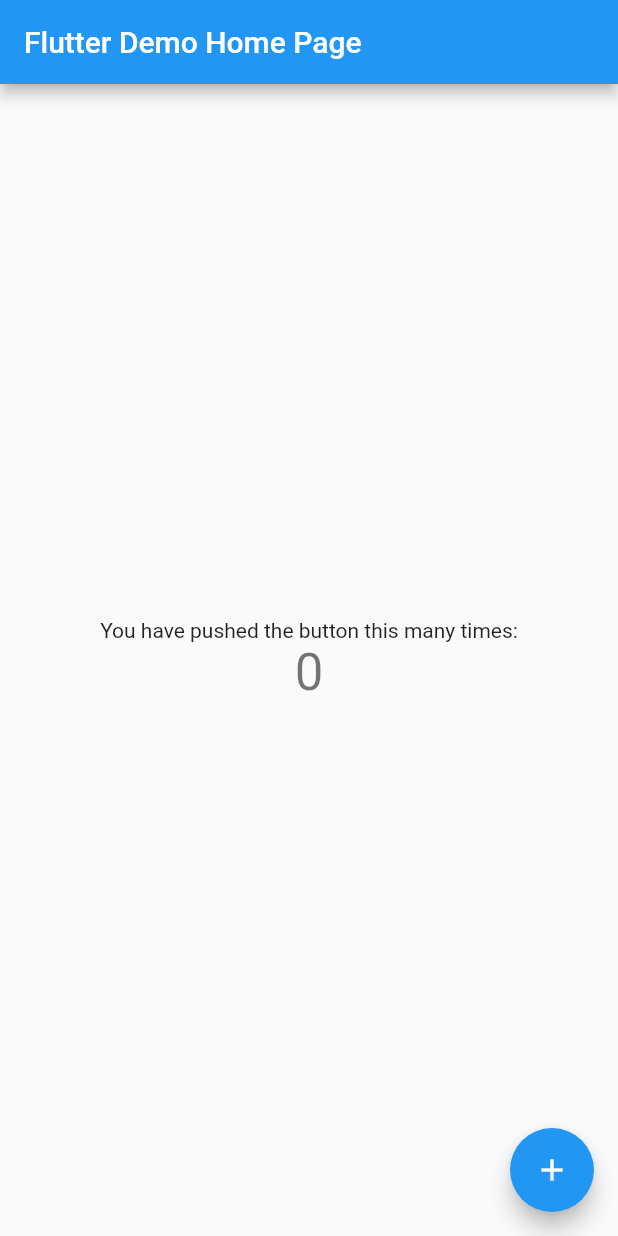
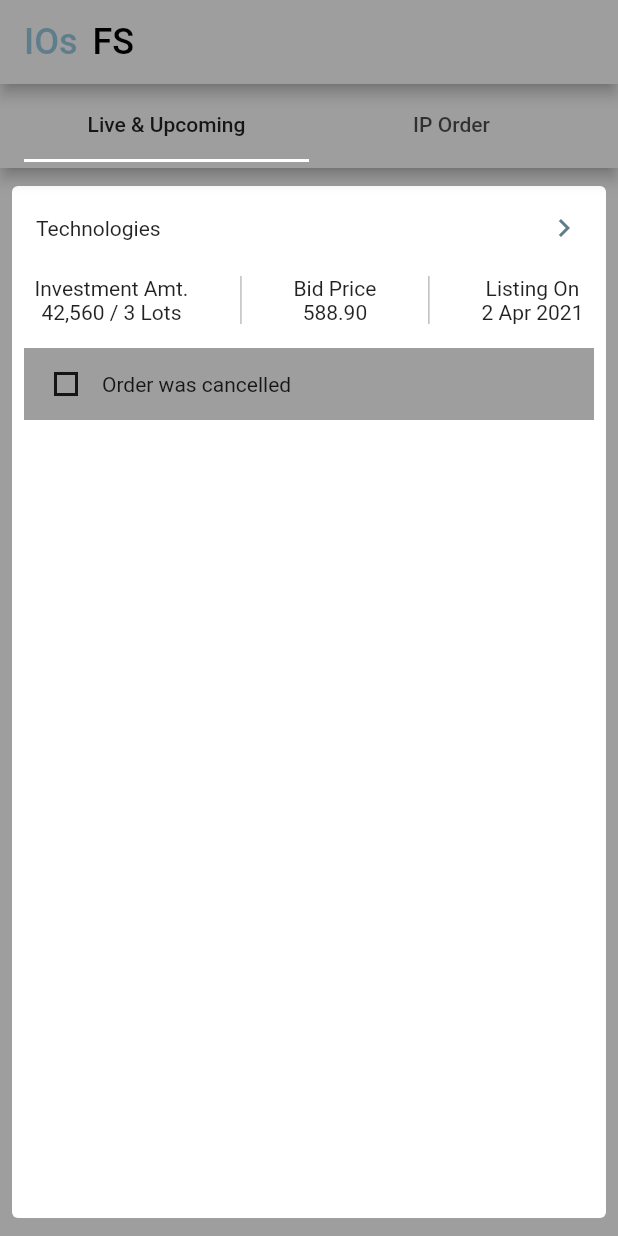
Before and after one commit to variaankitb/page_design, a Flutter app: the screen it shows after launch, on a phone screen of 412 x 824 dp. Run offline on Flutter 3.47's test engine with Material 2 defaults, Android fonts, the phone set to English and light mode, and no system bars.

Commit message:
- Flutter Design

```diff
--- a/lib/main.dart
+++ b/lib/main.dart
@@ -1,4 +1,5 @@
 import 'package:flutter/material.dart';
+import 'package:page_design/pages/home_page.dart';
 
 void main() {
   runApp(MyApp());
@@ -11,103 +12,9 @@ class MyApp extends StatelessWidget {
     return MaterialApp(
       title: 'Flutter Demo',
       theme: ThemeData(
-        // This is the theme of your application.
-        //
-        // Try running your application with "flutter run". You'll see the
-        // application has a blue toolbar. Then, without quitting the app, try
-        // changing the primarySwatch below to Colors.green and then invoke
-        // "hot reload" (press "r" in the console where you ran "flutter run",
-        // or simply save your changes to "hot reload" in a Flutter IDE).
-        // Notice that the counter didn't reset back to zero; the application
-        // is not restarted.
-        primarySwatch: Colors.blue,
+        primarySwatch: Colors.grey,
       ),
-      home: MyHomePage(title: 'Flutter Demo Home Page'),
+      home: HomePage()
     );
   }
 }
-
-class MyHomePage extends StatefulWidget {
-  MyHomePage({Key? key, required this.title}) : super(key: key);
-
-  // This widget is the home page of your application. It is stateful, meaning
-  // that it has a State object (defined below) that contains fields that affect
-  // how it looks.
-
-  // This class is the configuration for the state. It holds the values (in this
-  // case the title) provided by the parent (in this case the App widget) and
-  // used by the build method of the State. Fields in a Widget subclass are
-  // always marked "final".
-
-  final String title;
-
-  @override
-  _MyHomePageState createState() => _MyHomePageState();
-}
-
-class _MyHomePageState extends State<MyHomePage> {
-  int _counter = 0;
-
-  void _incrementCounter() {
-    setState(() {
-      // This call to setState tells the Flutter framework that something has
-      // changed in this State, which causes it to rerun the build method below
-      // so that the display can reflect the updated values. If we changed
-      // _counter without calling setState(), then the build method would not be
-      // called again, and so nothing would appear to happen.
-      _counter++;
-    });
-  }
-
-  @override
-  Widget build(BuildContext context) {
-    // This method is rerun every time setState is called, for instance as done
-    // by the _incrementCounter method above.
-    //
-    // The Flutter framework has been optimized to make rerunning build methods
-    // fast, so that you can just rebuild anything that needs updating rather
-    // than having to individually change instances of widgets.
-    return Scaffold(
-      appBar: AppBar(
-        // Here we take the value from the MyHomePage object that was created by
-        // the App.build method, and use it to set our appbar title.
-        title: Text(widget.title),
-      ),
-      body: Center(
-        // Center is a layout widget. It takes a single child and positions it
-        // in the middle of the parent.
-        child: Column(
-          // Column is also a layout widget. It takes a list of children and
-          // arranges them vertically. By default, it sizes itself to fit its
-          // children horizontally, and tries to be as tall as its parent.
-          //
-          // Invoke "debug painting" (press "p" in the console, choose the
-          // "Toggle Debug Paint" action from the Flutter Inspector in Android
-          // Studio, or the "Toggle Debug Paint" command in Visual Studio Code)
-          // to see the wireframe for each widget.
-          //
-          // Column has various properties to control how it sizes itself and
-          // how it positions its children. Here we use mainAxisAlignment to
-          // center the children vertically; the main axis here is the vertical
-          // axis because Columns are vertical (the cross axis would be
-          // horizontal).
-          mainAxisAlignment: MainAxisAlignment.center,
-          children: <Widget>[
-            Text(
-              'You have pushed the button this many times:',
-            ),
-            Text(
-              '$_counter',
-              style: Theme.of(context).textTheme.headline4,
-            ),
-          ],
-        ),
-      ),
-      floatingActionButton: FloatingActionButton(
-        onPressed: _incrementCounter,
-        tooltip: 'Increment',
-        child: Icon(Icons.add),
-      ), // This trailing comma makes auto-formatting nicer for build methods.
-    );
-  }
-}
--- /dev/null
+++ b/lib/pages/home_page.dart
@@ -0,0 +1,57 @@
+import 'package:flutter/material.dart';
+import 'package:page_design/pages/row_item.dart';
+
+class HomePage extends StatelessWidget {
+  @override
+  Widget build(BuildContext context) {
+    return Material(
+      child: Scaffold(
+        appBar: AppBar(
+          title: Row(
+            mainAxisAlignment: MainAxisAlignment.start,
+            textDirection: TextDirection.ltr,
+            children: [
+              Text(
+                "IOs",
+                style: TextStyle(color: Colors.blueGrey, fontSize: 24),
+              ),
+              SizedBox(
+                width: 10,
+              ),
+              Text(
+                "FS",
+                style: TextStyle(color: Colors.black, fontSize: 24),
+              )
+            ],
+          ),
+        ),
+        body: DefaultTabController(
+          length: 2,
+          child: Scaffold(
+            appBar: AppBar(
+              title: TabBar(
+                tabs: [
+                  Tab(
+                    text: "Live & Upcoming",
+                  ),
+                  Tab(
+                    text: "IP Order",
+                  ),
+                ],
+              ),
+            ),
+            body: TabBarView(
+              children: [
+                Container(
+                  color: Colors.grey,
+                  child: RowItem(),
+                ),
+                Text("Under Construction")
+              ],
+            ),
+          ),
+        ),
+      ),
+    );
+  }
+}
--- /dev/null
+++ b/lib/pages/row_item.dart
@@ -0,0 +1,93 @@
+import 'package:flutter/material.dart';
+
+class RowItem extends StatelessWidget {
+  @override
+  Widget build(BuildContext context) {
+    return Container(
+      decoration: BoxDecoration(
+        color: Colors.white,
+        borderRadius: BorderRadius.circular(4),
+      ),
+      margin: EdgeInsets.symmetric(vertical: 12, horizontal: 8),
+      child: Column(
+        children: [
+          SizedBox(
+            height: 16,
+          ),
+          Container(
+            margin: EdgeInsets.symmetric(vertical: 0, horizontal: 16),
+            child: Row(
+              mainAxisAlignment: MainAxisAlignment.spaceBetween,
+              children: [
+                Text(
+                  "Technologies",
+                ),
+                Icon(
+                  Icons.chevron_right,
+                  color: Colors.blueGrey,
+                )
+              ],
+            ),
+          ),
+          SizedBox(
+            height: 20,
+          ),
+          Container(
+            child: IntrinsicHeight(
+              child: Row(
+                mainAxisAlignment: MainAxisAlignment.spaceAround,
+                children: [
+                  Container(
+                    child: Column(
+                      mainAxisAlignment: MainAxisAlignment.start,
+                      children: [
+                        Text("Investment Amt."),
+                        Text("42,560 / 3 Lots")
+                      ],
+                    ),
+                  ),
+                  VerticalDivider(
+                    color: Colors.grey,
+                    width: 10,
+                  ),
+                  Center(
+                    child: Column(
+                      children: [Text("Bid Price"), Text("588.90")],
+                    ),
+                  ),
+                  VerticalDivider(
+                    color: Colors.grey,
+                    width: 10,
+                  ),
+                  Container(
+                    child: Column(
+                      children: [
+                        Text("Listing On"),
+                        Text("2 Apr 2021"),
+                      ],
+                    ),
+                  ),
+                ],
+              ),
+            ),
+          ),
+          SizedBox(
+            height: 8,
+          ),
+          Container(
+            margin: EdgeInsets.symmetric(vertical: 8, horizontal: 8),
+            color: Colors.grey,
+            padding: EdgeInsets.symmetric(vertical: 12, horizontal: 16),
+            child: Row(
+              children: [
+                Icon(Icons.crop_square_sharp),
+                SizedBox(width: 12,),
+                Text("Order was cancelled")
+              ],
+            ),
+          )
+        ],
+      ),
+    );
+  }
+}
```
